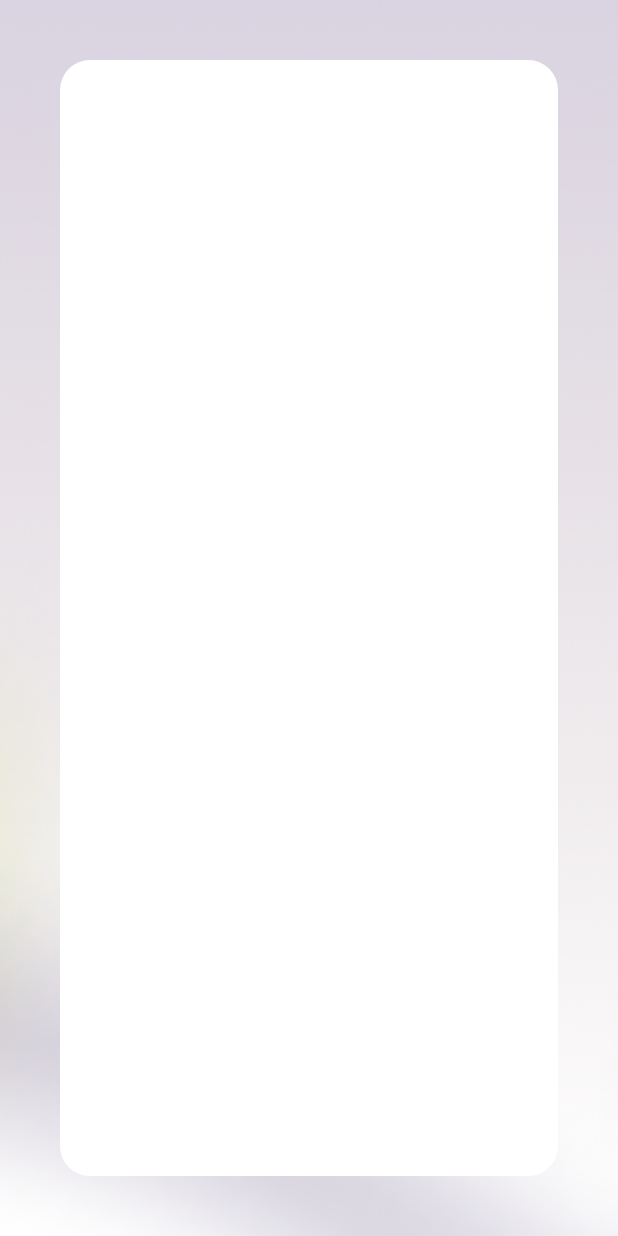
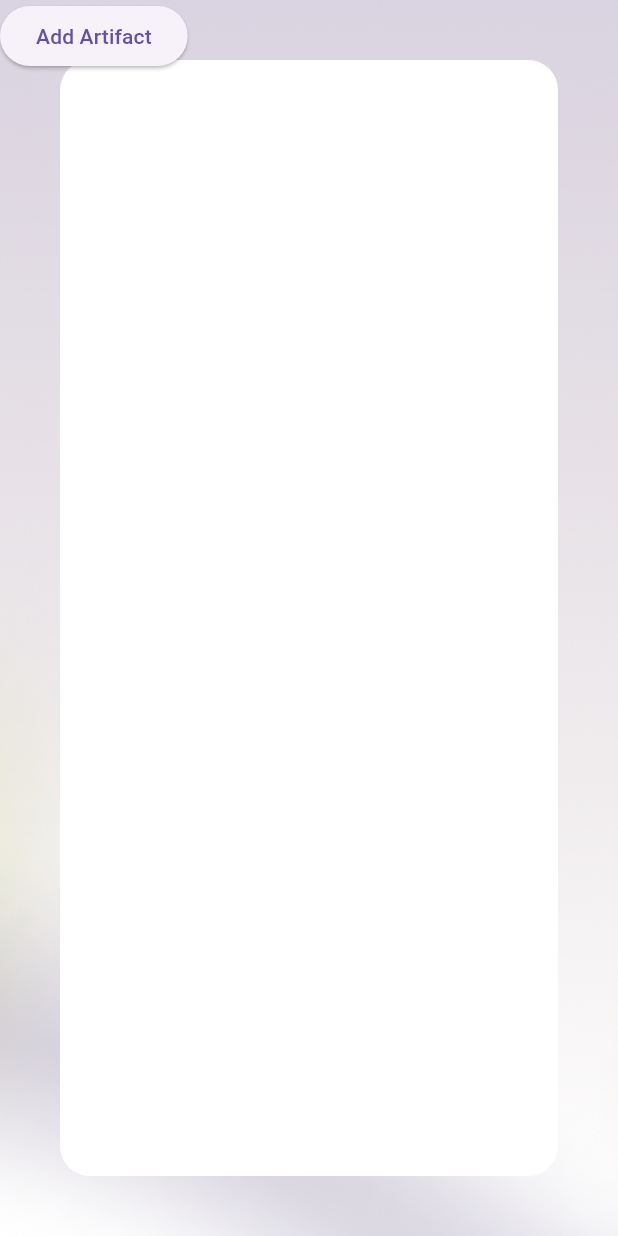
Before and after one commit to aau-giraf/visual-tangible-artefacts, a Flutter app: the screen it shows after launch, on a phone screen of 412 x 824 dp. Run offline on Flutter 3.47's test engine with Material 3 defaults, Android fonts, the phone set to English and light mode, and no system bars; our stand-ins replace flutter_svg; generated files the repository leaves out were written again.

Commit message:
added gesturedetector to TalkingMat so that it can handle placement

```diff
--- a/Frontend/vta_app/lib/src/ui/screens/artifact_board_screen.dart
+++ b/Frontend/vta_app/lib/src/ui/screens/artifact_board_screen.dart
@@ -10,7 +10,9 @@ class ArtifactBoardScreen extends StatelessWidget {
   Widget build(BuildContext context) {
     // Define the height of the bottom bar (if any)
 
-    double padding = 40.0; // Padding around the ArtifactBoard
+    double padding = 40; // Padding around the ArtifactBoard
+    final GlobalKey<TalkingMatState> talkingmatKey =
+        GlobalKey<TalkingMatState>();
 
     return Scaffold(
       body: Container(
@@ -27,22 +29,31 @@ class ArtifactBoardScreen extends StatelessWidget {
               padding: EdgeInsets.all(padding),
               child: Center(
                 child: TalkingMat(
+                  key: talkingmatKey,
                   artifacts: [
                     Artifact(
-                      height: 50,
-                      width: 50,
                       position: const Offset(500, 500),
                       content: SvgPicture.asset('assets/icons/sillyface.svg'),
                     ),
                     Artifact(
-                      height: 50,
-                      width: 50,
                       position: const Offset(500, 500),
                       content: SvgPicture.asset('assets/icons/sillyface.svg'),
                     )
                   ], // Full width with padding
                 ),
               ),
+            ),
+            ElevatedButton(
+              onPressed: () {
+                // Create a new artifact and add it
+                Artifact newArtifact = Artifact(
+                  content: SvgPicture.asset('assets/icons/sillyface.svg'),
+                  position: const Offset(100, 100),
+                );
+                // Call the addArtifact method directly
+                talkingmatKey.currentState?.addArtifact(newArtifact);
+              },
+              child: const Text('Add Artifact'),
             ),
             // Add more widgets here as needed
           ],
--- a/Frontend/vta_app/lib/src/ui/widgets/board/artifact.dart
+++ b/Frontend/vta_app/lib/src/ui/widgets/board/artifact.dart
@@ -4,22 +4,10 @@ class Artifact {
   final Widget content;
   Offset position;
   final GlobalKey key; // GlobalKey for accessing the widget's context
-  final double height; // Height of the artifact
-  final double width; // Width of the artifact
-  Size? _renderedSize; // Private property to store the rendered size
+  Size? renderedSize; // Private property to store the rendered size
 
   Artifact({
     required this.content,
     required this.position,
-    required this.height,
-    required this.width,
-  }) : key = GlobalKey(); // Initialize the GlobalKey
-
-  // Getter for rendered size
-  Size? get renderedSize => _renderedSize;
-
-  // Method to update the rendered size (can be called internally)
-  set renderedSize(Size? size) {
-    _renderedSize = size;
-  }
+  }) : key = GlobalKey();
 }
--- a/Frontend/vta_app/lib/src/ui/widgets/board/talking_mat.dart
+++ b/Frontend/vta_app/lib/src/ui/widgets/board/talking_mat.dart
@@ -16,16 +16,24 @@ class TalkingMat extends StatefulWidget {
   });
 
   @override
-  createState() => _TalkingMatState();
+  createState() => TalkingMatState();
 }
 
-class _TalkingMatState extends State<TalkingMat> {
+class TalkingMatState extends State<TalkingMat> {
   late List<Artifact> artifacts;
+  Size? renderedMatSize;
+  bool isGestureInsideMat = false;
 
   @override
   void initState() {
     super.initState();
     artifacts = widget.artifacts ?? [];
+  }
+
+  void addArtifact(Artifact artifact) {
+    setState(() {
+      artifacts.add(artifact);
+    });
   }
 
   void _updateArtifactPosition(Artifact artifact, Offset offset) {
@@ -41,7 +49,7 @@ class _TalkingMatState extends State<TalkingMat> {
     }
   }
 
-  void _getArtifactSize(Artifact artifact) {
+  void _loadArtifactSize(Artifact artifact) {
     // Access the size of the artifact's content after it has been rendered
     WidgetsBinding.instance.addPostFrameCallback((_) {
       final RenderBox? renderBox =
@@ -55,9 +63,36 @@ class _TalkingMatState extends State<TalkingMat> {
     });
   }
 
+  void _loadMatSize() {
+    WidgetsBinding.instance.addPostFrameCallback((_) {
+      final RenderBox? renderBox = context.findRenderObject() as RenderBox?;
+      if (renderBox != null) {
+        renderedMatSize = renderBox.size;
+      }
+    });
+  }
+
+  bool _isInsideMat(Offset localOffset) {
+    return localOffset.dx >= 0 &&
+        localOffset.dx <= (renderedMatSize?.width ?? 0) &&
+        localOffset.dy >= 0 &&
+        localOffset.dy <= (renderedMatSize?.height ?? 0);
+  }
+
   @override
   Widget build(BuildContext context) {
-    return Container(
+    _loadMatSize();
+    return GestureDetector(
+      onTapDown: (details) {
+        isGestureInsideMat = true;
+      },
+      onTapUp: (details) {
+        isGestureInsideMat = true;
+      },
+      onTapCancel: () {
+        isGestureInsideMat = true;
+      },
+      child: Container(
         height: widget.height,
         width: widget.width,
         decoration: BoxDecoration(
@@ -67,8 +102,7 @@ class _TalkingMatState extends State<TalkingMat> {
         child: Stack(
           children: artifacts.map((artifact) {
             // Call the function to get the size of the artifact once
-          _getArtifactSize(artifact);
-
+            _loadArtifactSize(artifact);
             return Positioned(
               left: artifact.position.dx,
               top: artifact.position.dy,
@@ -81,12 +115,17 @@ class _TalkingMatState extends State<TalkingMat> {
                 childWhenDragging: Container(),
                 child: Container(key: artifact.key, child: artifact.content),
                 onDragEnd: (details) {
+                  var localOffset = (context.findRenderObject() as RenderBox)
+                      .globalToLocal(details.offset);
+                  if (isGestureInsideMat) {
                     _updateArtifactPosition(artifact, details.offset);
+                  }
                 },
               ),
             );
           }).toList(),
         ),
+      ),
     );
   }
 }
```
Lines whose indentation alone changed are shown as unchanged.
